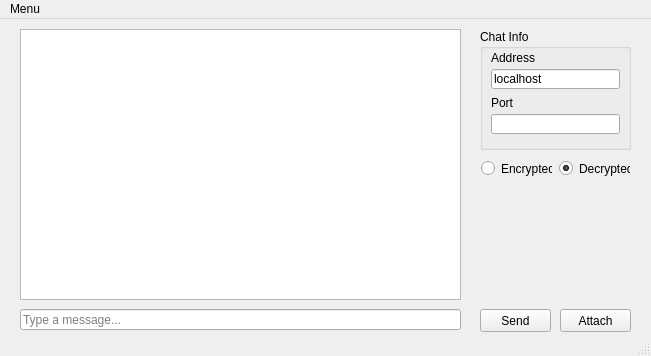
First picture: the form in Python UI Source Trial/UI/ChatUI.ui, repository CodexVII/ChatApp, before the edit.
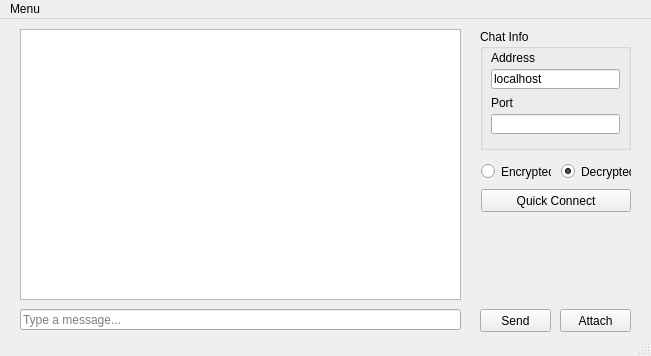
Second picture: the form after the edit.

Commit message: Quick connect functionality

```diff
--- a/Python UI Source Trial/UI/ChatUI.ui
+++ b/Python UI Source Trial/UI/ChatUI.ui
@@ -196,8 +196,8 @@
     <property name="geometry">
      <rect>
       <x>481</x>
-      <y>141</y>
-      <width>71</width>
+      <y>144</y>
+      <width>70</width>
       <height>17</height>
      </rect>
     </property>
@@ -208,9 +208,9 @@
    <widget class="QRadioButton" name="radioButton_2">
     <property name="geometry">
      <rect>
-      <x>559</x>
-      <y>141</y>
-      <width>71</width>
+      <x>561</x>
+      <y>144</y>
+      <width>70</width>
       <height>17</height>
      </rect>
     </property>
@@ -221,6 +221,19 @@
      <bool>true</bool>
     </property>
    </widget>
+   <widget class="QPushButton" name="pushButton_3">
+    <property name="geometry">
+     <rect>
+      <x>481</x>
+      <y>170</y>
+      <width>150</width>
+      <height>23</height>
+     </rect>
+    </property>
+    <property name="text">
+     <string>Quick Connect</string>
+    </property>
+   </widget>
   </widget>
   <widget class="QMenuBar" name="menuBar">
    <property name="geometry">
```
The commit also changes 4 other files.
